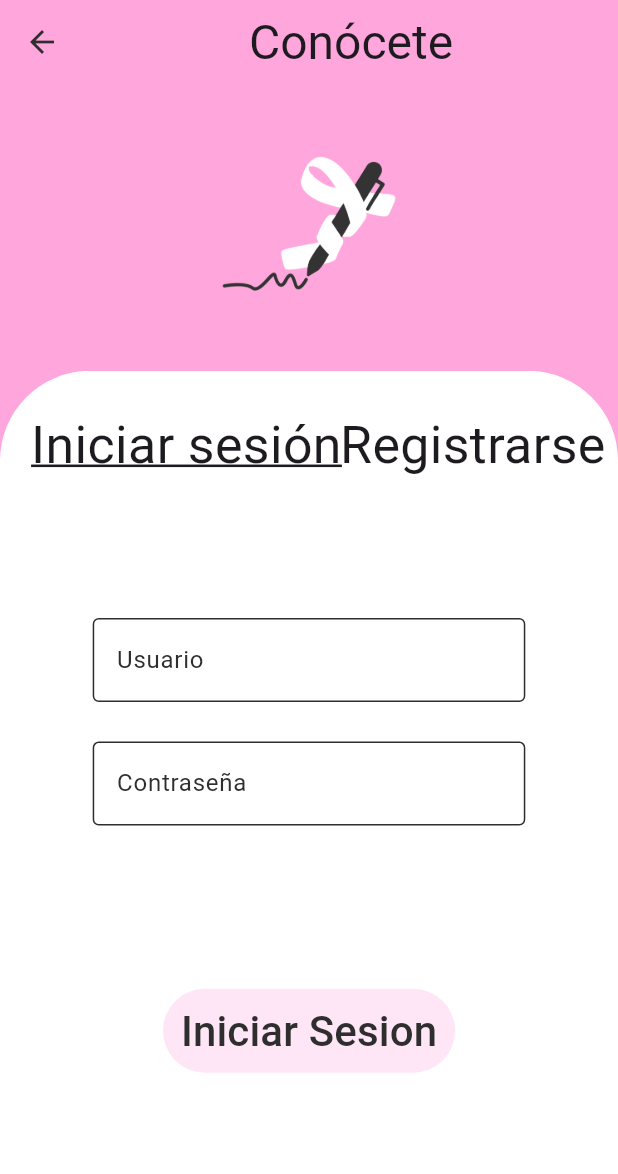
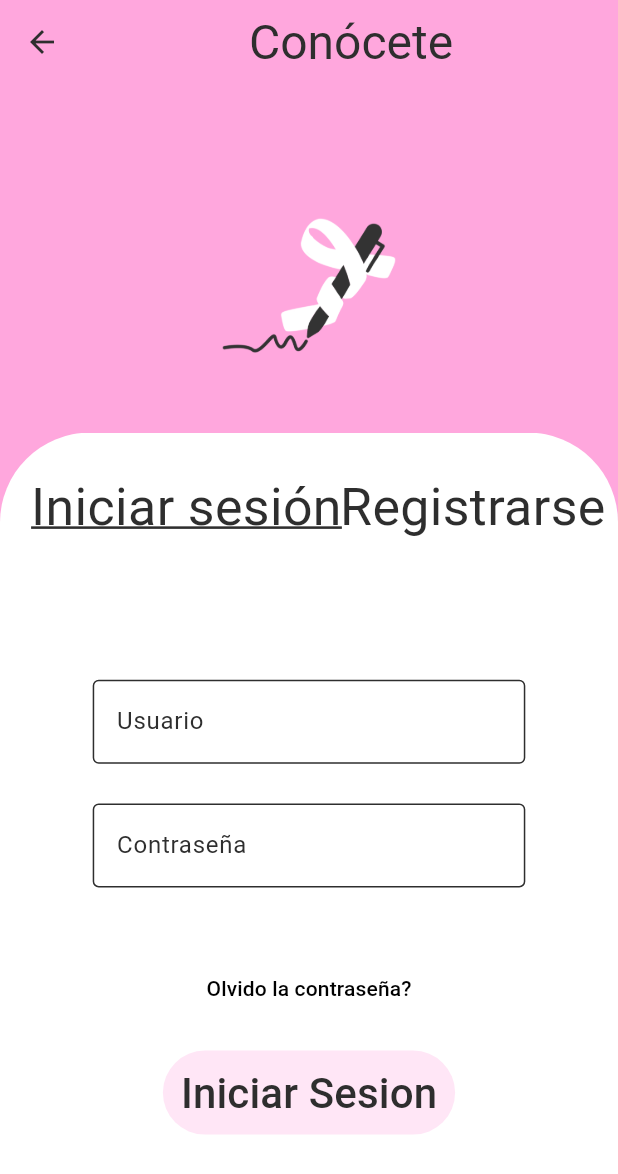
Before and after one commit to Carlos19men/App_movile_conocete, a Flutter app: the Onboarding screen opened directly, after a tap on "Iniciar", on a phone screen of 412 x 824 dp. Shown: the top 1174 px of the screen. Run offline on Flutter 3.47's test engine with Material 3 defaults, Android fonts, the phone set to English and light mode, and no system bars; our stand-ins replace flutter_svg; statements that could not run were skipped.

Commit message:
quitado el goggle font

```diff
--- a/conocete/lib/main.dart
+++ b/conocete/lib/main.dart
@@ -1,6 +1,6 @@
 import 'package:conocete/ui/pages/Onboarding/Onboarding.dart.';
 import 'package:flutter/material.dart';
-import 'package:google_fonts/google_fonts.dart';
+
 
 void main() {
   runApp(const MyApp());
@@ -30,7 +30,6 @@ class MyApp extends StatelessWidget {
       theme: ThemeData(
         colorScheme: ColorScheme(brightness:  Brightness.light, primary: rosaFuerte, onPrimary: grisOscuro, secondary: rosaClaro, onSecondary: grisOscuro, error: rosaError, onError: grisOscuro, surface: const Color(0xffffffff), onSurface: grisOscuro),
         useMaterial3: true,
-        textTheme: GoogleFonts.chauPhilomeneOneTextTheme(),
         buttonTheme: ButtonThemeData(
           buttonColor: Colors.black,
         )  ,
--- a/conocete/lib/ui/pages/LogReg/LogReg.dart
+++ b/conocete/lib/ui/pages/LogReg/LogReg.dart
@@ -57,7 +57,7 @@ class LogState extends StatelessWidget {
           Stack(
             children: [
               SizedBox(
-                height: altura * 0.70,
+                height: altura * 0.65,
                 width: anchura,
                 child: const DecoratedBox(
                   decoration: BoxDecoration(
@@ -126,8 +126,13 @@ class LogState extends StatelessWidget {
                     ),
                   ),
                   SizedBox(
-                    height: altura * 0.1,
-                  ),
+                    height: altura * 0.10,
+                    width: anchura *  0.7,
+                    child: TextButton(child: Text("Olvido la contraseña?",style:TextStyle(color: Colors.black)),onPressed:(){ Navigator.of(context).push(
+                      MaterialPageRoute(builder: (context) => Home() as Widget),
+                    );},),
+
+                ),
                   BotonNav(etiqueta: "Iniciar Sesion", sig: Home())
                 ],
               ),)
@@ -170,7 +175,7 @@ class RegState extends StatelessWidget {
           Stack(
             children: [
               SizedBox(
-                height: altura * 0.70,
+                height: altura * 0.65,
                 width: anchura,
                 child: const DecoratedBox(
                   decoration: BoxDecoration(
--- a/conocete/pubspec.yaml
+++ b/conocete/pubspec.yaml
@@ -34,7 +34,7 @@ dependencies:
   # The following adds the Cupertino Icons font to your application.
   # Use with the CupertinoIcons class for iOS style icons.
   cupertino_icons: ^1.0.8
-  google_fonts: ^6.2.1
+
   flutter_svg: ^1.0.0
 
 dev_dependencies:
```
Also changed, not shown: conocete/assets/eleccion_usr.svg (deleted), conocete/pubspec.lock, 1 other file.
